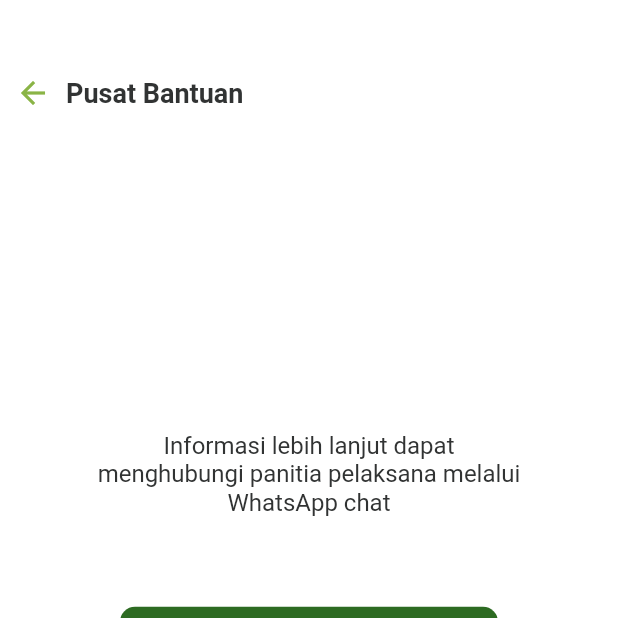
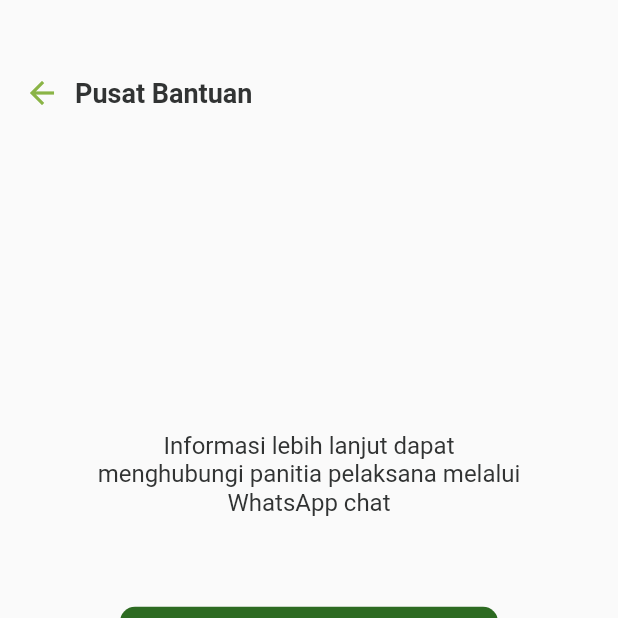
Before and after one commit to Azhardhiaulhaq/LKM-ITB-2021, a Flutter app: the PusatBantuan screen opened directly, on a phone screen of 412 x 824 dp, the top half of it. Run offline on Flutter 3.47's test engine with Material 2 defaults, Android fonts, the phone set to English and light mode, and no system bars; our stand-ins replace another_flushbar, bloc, cloud_firestore, email_validator, equatable, firebase_auth and 9 more; accounts and stored records are empty; project files that could hold a hidden picture were left out.

Commit message:
change back button into const

```diff
--- /dev/null
+++ b/lkm_itb/lib/constants/components/back_button.dart
@@ -0,0 +1,38 @@
+import 'package:flutter/material.dart';
+import 'package:google_fonts/google_fonts.dart';
+import 'package:lkm_itb/constants/const_colors.dart';
+
+class CustomBackButton extends StatelessWidget {
+  final String title;
+
+  const CustomBackButton({Key? key, required this.title}) : super(key: key);
+
+  @override
+  Widget build(BuildContext context) {
+    return Material(
+        child: InkWell(
+      onTap: () {
+        Navigator.pop(context);
+      },
+      child: Container(
+        padding: EdgeInsets.symmetric(horizontal: 16),
+        child: Row(
+          children: <Widget>[
+            Container(
+              padding: EdgeInsets.only(left: 0, top: 10, bottom: 10),
+              child: Icon(Icons.arrow_back, color: ConstColor.lightGreen),
+            ),
+            SizedBox(
+              width: 10,
+            ),
+            Text(title,
+                style: GoogleFonts.roboto(
+                    fontSize: 18,
+                    fontWeight: FontWeight.w700,
+                    color: ConstColor.blackText))
+          ],
+        ),
+      ),
+    ));
+  }
+}
--- a/lkm_itb/lib/data/repositories/module_repositories.dart
+++ b/lkm_itb/lib/data/repositories/module_repositories.dart
@@ -9,6 +9,7 @@ class ModuleRepository {
   static CollectionReference answers = firestore.collection('answers');
   static CollectionReference modules = firestore.collection('modules');
   static CollectionReference grades = firestore.collection('grades');
+    static CollectionReference users = firestore.collection('users');
 
   static Future<DocumentSnapshot<Object?>> getModuleQuestions(String moduleID) {
     try {
@@ -173,6 +174,7 @@ class ModuleRepository {
   static Future<void> addModuleAnswer(
       String moduleID, String questionID, List<String> listAnswers) async {
     try {
+      print(listAnswers);
       String userID = sharedPrefs.userid;
       String name = sharedPrefs.name;
       String group = sharedPrefs.group;
@@ -191,7 +193,7 @@ class ModuleRepository {
             .doc(userID)
             .collection('questions')
             .doc(questionID)
-            .set({'answers': FieldValue.arrayUnion(listAnswers)});
+            .set({'answers' : listAnswers});
       } else {
         await answers
             .doc(moduleID)
@@ -199,7 +201,7 @@ class ModuleRepository {
             .doc(userID)
             .collection('questions')
             .doc(questionID)
-            .set({'answers': FieldValue.arrayUnion(listAnswers)});
+            .set({'answers' : listAnswers});
       }
     } catch (e) {
       print(e.toString());
--- a/lkm_itb/lib/nilai/ui/nilai_kelompok_page.dart
+++ b/lkm_itb/lib/nilai/ui/nilai_kelompok_page.dart
@@ -2,6 +2,7 @@ import 'package:another_flushbar/flushbar.dart';
 import 'package:flutter/material.dart';
 import 'package:flutter_bloc/flutter_bloc.dart';
 import 'package:google_fonts/google_fonts.dart';
+import 'package:lkm_itb/constants/components/back_button.dart';
 import 'package:lkm_itb/constants/const_colors.dart';
 import 'package:lkm_itb/constants/size_config.dart';
 import 'package:lkm_itb/data/models/nilai_mentee.dart';
@@ -106,7 +107,7 @@ class _NilaiKelompokPageState extends State<NilaiKelompokPage> {
               SizedBox(
                 height: SizeConfig.screenHeight * 0.025,
               ),
-              _backButton(),
+              CustomBackButton(title : 'Cek Nilai Kelompok'),
               SizedBox(
                 height: SizeConfig.screenHeight * 0.01,
               ),
--- a/lkm_itb/lib/nilai/ui/nilai_mentee_page.dart
+++ b/lkm_itb/lib/nilai/ui/nilai_mentee_page.dart
@@ -2,6 +2,7 @@ import 'package:another_flushbar/flushbar.dart';
 import 'package:flutter/material.dart';
 import 'package:flutter_bloc/flutter_bloc.dart';
 import 'package:google_fonts/google_fonts.dart';
+import 'package:lkm_itb/constants/components/back_button.dart';
 import 'package:lkm_itb/constants/const_colors.dart';
 import 'package:lkm_itb/constants/size_config.dart';
 import 'package:lkm_itb/data/models/nilai.dart';
@@ -192,7 +193,7 @@ class _NilaiMenteePageState extends State<NilaiMenteePage> {
                   SizedBox(
                     height: SizeConfig.screenHeight * 0.025,
                   ),
-                  _backButton(),
+                  CustomBackButton(title: 'Cek Nilai Mentee',),
                   SizedBox(
                     height: SizeConfig.screenHeight * 0.1,
                   ),
--- a/lkm_itb/lib/pusat_bantuan/ui/pusat_bantuan.dart
+++ b/lkm_itb/lib/pusat_bantuan/ui/pusat_bantuan.dart
@@ -1,5 +1,6 @@
 import 'package:flutter/material.dart';
 import 'package:google_fonts/google_fonts.dart';
+import 'package:lkm_itb/constants/components/back_button.dart';
 import 'package:lkm_itb/constants/const_colors.dart';
 import 'package:url_launcher/url_launcher.dart';
 
@@ -92,12 +93,11 @@ class _PusatBantuanState extends State<PusatBantuan> {
     final height = MediaQuery.of(context).size.height;
     return Scaffold(
         body: Container(
-      color: ConstColor.whiteBackground,
       height: height,
       child: Stack(
         alignment: Alignment.center,
         children: <Widget>[
-          Positioned(top: 40, left: 0, child: _backButton()),
+          Positioned(top: 40, left: 0, child: CustomBackButton(title:'Pusat Bantuan')),
           Column(
             mainAxisAlignment: MainAxisAlignment.center,
             crossAxisAlignment: CrossAxisAlignment.center,
```
Also changed, not shown: lkm_itb/lib/modules/1/module_1_page_24.dart (+7 -8 lines), lkm_itb/lib/modules/1/module_1_page_26.dart (+21 -5 lines), lkm_itb/lib/penilaian_modul/ui/penilaian_modul_page.dart (+2 -28 lines), lkm_itb/lib/presence/presence_screen.dart (+2 -27 lines), lkm_itb/lib/tentang_kami/ui/tentang_kami.dart (+3 -28 lines).
